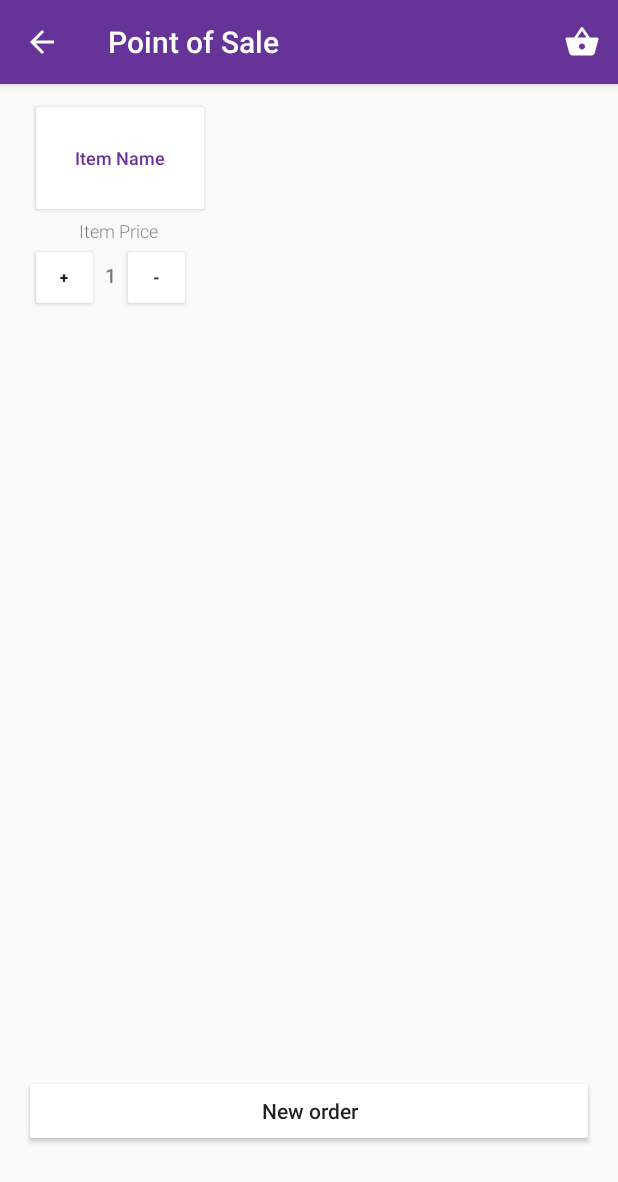
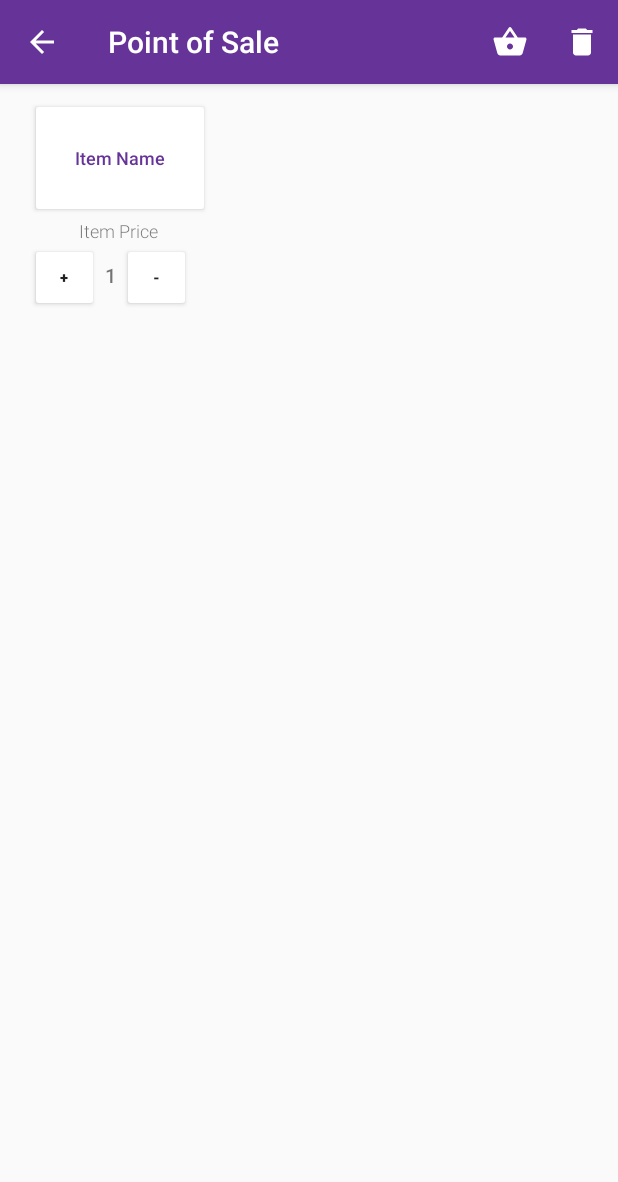
Before and after one commit to littleDiamond/AndroidProjects, an Android app: the PointOfSaleActivity screen opened directly, with no data from a screen before it, after a tap on "New order", on a phone screen of 412 x 824 dp. Shown: the top 1182 px of the screen. Run offline under Robolectric (Android 15) with nearby library versions, the phone set to English and light mode, and no system bars; 4 statements that could not run were skipped.

```diff
--- a/MyReceipts/app/src/main/java/com/examples/myreceipts/HomeActivity.java
+++ b/MyReceipts/app/src/main/java/com/examples/myreceipts/HomeActivity.java
@@ -133,6 +133,7 @@ public class HomeActivity extends AppCompatActivity implements LogoutDialog.Logo
      */
     @Override
     public boolean onOptionsItemSelected(MenuItem item) {
+
         switch(item.getItemId()){
             case R.id.log_out:
                 LogoutDialog dialog = new LogoutDialog();
--- a/MyReceipts/app/src/main/java/com/examples/myreceipts/POSAdapter.java
+++ b/MyReceipts/app/src/main/java/com/examples/myreceipts/POSAdapter.java
@@ -38,8 +38,7 @@ public class POSAdapter extends RecyclerView.Adapter<POSAdapter.POSHolder> {
         shoppingCart = updatedCart;
     }
 
-    public void clearShoppingCart()
-    {
+    public void clearShoppingCart() {
         shoppingCart.clearAllItems();
     }
 
@@ -86,10 +85,12 @@ public class POSAdapter extends RecyclerView.Adapter<POSAdapter.POSHolder> {
             btnItemSelect.setOnClickListener(new View.OnClickListener() {
                 @Override
                 public void onClick(View v) {
+
                     SaleItem currentItem = mData.get(getAdapterPosition());
 
                     // add new item to shopping shoppingCart
                     shoppingCart.addItem(currentItem);
+
                     Toast.makeText(mContext, "Add " + currentItem.getQuantity() + " " +
                             currentItem.getInventoryItem().getItemName(),Toast.LENGTH_SHORT).show();
                     Log.d(TAG, String.format("Add item to shopping list: %s", currentItem));
--- a/MyReceipts/app/src/main/java/com/examples/myreceipts/PointOfSaleActivity.java
+++ b/MyReceipts/app/src/main/java/com/examples/myreceipts/PointOfSaleActivity.java
@@ -11,8 +11,6 @@ import android.util.Log;
 import android.view.Menu;
 import android.view.MenuInflater;
 import android.view.MenuItem;
-import android.view.View;
-import android.widget.Button;
 import android.widget.Toast;
 
 import java.util.ArrayList;
@@ -24,7 +22,6 @@ public class PointOfSaleActivity extends AppCompatActivity {
     private RecyclerView rvPOS;
     private RecyclerView.LayoutManager manager;
     private POSAdapter mPOSAdapter;
-    private Button btnNewOrder;
     private ShoppingCart updatedShoppingCart;
 
     @Override
@@ -46,24 +43,12 @@ public class PointOfSaleActivity extends AppCompatActivity {
         // populate the grid with inventory items
         ArrayList<InventoryItem> inventoryItems = getIntent().getExtras().
                 getParcelableArrayList("InventoryItem");
-        for( InventoryItem item  : inventoryItems ) {
-            saleItems.add( new SaleItem(item, 1));
+        for (InventoryItem item : inventoryItems) {
+            saleItems.add(new SaleItem(item, 1));
         }
         mPOSAdapter = new POSAdapter(this, saleItems);
         rvPOS.setAdapter(mPOSAdapter);
 
-        /**
-         * Tap new order and clear all the order data that has create in case user cancels the order
-         */
-        btnNewOrder = findViewById(R.id.btnNewOrder);
-        btnNewOrder.setOnClickListener(new View.OnClickListener() {
-            @Override
-            public void onClick(View v) {
-                mPOSAdapter.clearShoppingCart();
-                Toast.makeText(getApplicationContext(),
-                        "clear all items",Toast.LENGTH_SHORT ).show();
-            }
-        });
     } // end of onCreate
 
     @Override
@@ -77,17 +62,24 @@ public class PointOfSaleActivity extends AppCompatActivity {
     @Override
     public boolean onOptionsItemSelected(MenuItem item) {
 
-        switch(item.getItemId()) {
+        switch (item.getItemId()) {
 
-            case R.id.cart:
-                Intent cartIntent = new Intent(this, CartActivity.class);
+            case R.id.cart_list:
 
                 // pass the updated shopping cart if we have any
                 // otherwise, pass the current shopping cart in the POS activity
+                Intent cartIntent = new Intent(this, CartActivity.class);
+                cartIntent.putExtra("ShoppingCart", mPOSAdapter.getShoppingCart());
+                startActivityForResult(cartIntent, 1);
+                return true;
 
-                cartIntent.putExtra("ShoppingCart", mPOSAdapter.getShoppingCart() );
-                startActivityForResult(cartIntent,1);
+            case R.id.new_order:
 
+                //Tap new order to clear all the order data that has created
+                // for user wants to cancel the order
+                mPOSAdapter.clearShoppingCart();
+                Toast.makeText(getApplicationContext(),
+                        "clear all items", Toast.LENGTH_SHORT).show();
                 return true;
 
             default:
@@ -100,17 +92,13 @@ public class PointOfSaleActivity extends AppCompatActivity {
         super.onActivityResult(requestCode, resultCode, data);
 
         if (requestCode == 1 && resultCode == RESULT_OK &&
-                data != null && data.getExtras() != null)
-        {
+                data != null && data.getExtras() != null) {
             // update the adapter with updated shopping cart data from CartActivity
             updatedShoppingCart = data.getExtras().getParcelable("ShoppingCart");
             mPOSAdapter.updateShoppingCart(updatedShoppingCart);
+        } else if (resultCode == RESULT_CANCELED) {
+            Toast.makeText(PointOfSaleActivity.this, "Data lost",
+                    Toast.LENGTH_SHORT).show();
         }
-        else if (resultCode == RESULT_CANCELED)
-        {
-            Toast.makeText(PointOfSaleActivity.this,"Data lost",
-                   Toast.LENGTH_SHORT).show();
-        }
-
     }
 }// end
--- a/MyReceipts/app/src/main/res/drawable/ic_delete.xml
+++ b/MyReceipts/app/src/main/res/drawable/ic_delete.xml
@@ -1,5 +1,10 @@
-<vector android:height="24dp" android:tint="#663398"
-    android:viewportHeight="24.0" android:viewportWidth="24.0"
-    android:width="24dp" xmlns:android="http://schemas.android.com/apk/res/android">
-    <path android:fillColor="#FF000000" android:pathData="M6,19c0,1.1 0.9,2 2,2h8c1.1,0 2,-0.9 2,-2V7H6v12zM19,4h-3.5l-1,-1h-5l-1,1H5v2h14V4z"/>
+<vector xmlns:android="http://schemas.android.com/apk/res/android"
+    android:width="24dp"
+    android:height="24dp"
+    android:tint="@color/white"
+    android:viewportWidth="24.0"
+    android:viewportHeight="24.0">
+    <path
+        android:fillColor="#FF000000"
+        android:pathData="M6,19c0,1.1 0.9,2 2,2h8c1.1,0 2,-0.9 2,-2V7H6v12zM19,4h-3.5l-1,-1h-5l-1,1H5v2h14V4z" />
 </vector>
--- a/MyReceipts/app/src/main/res/layout/activity_pos.xml
+++ b/MyReceipts/app/src/main/res/layout/activity_pos.xml
@@ -15,29 +15,9 @@
     <android.support.v7.widget.RecyclerView
         android:id="@+id/rvPOS"
         android:layout_width="match_parent"
-        android:layout_height="650dp"
-        android:layout_above="@id/rvButton"
+        android:layout_height="match_parent"
         android:layout_marginStart="16dp"
         android:layout_marginTop="5dp"
         android:layout_marginEnd="16dp"/>
 
-    <LinearLayout
-        android:id="@+id/rvButton"
-        android:layout_width="match_parent"
-        android:layout_height="wrap_content"
-        android:layout_alignParentBottom="true"
-        android:layout_marginStart="16dp"
-        android:layout_marginTop="5dp"
-        android:layout_marginEnd="16dp">
-
-        <Button
-            android:id="@+id/btnNewOrder"
-            android:layout_width="match_parent"
-            android:layout_height="wrap_content"
-            android:layout_weight="1"
-            android:fontFamily="sans-serif-medium"
-            android:text="New order"
-            android:textAllCaps="false" />
-
-    </LinearLayout>
 </LinearLayout>
--- a/MyReceipts/app/src/main/res/menu/pos_cart_menu.xml
+++ b/MyReceipts/app/src/main/res/menu/pos_cart_menu.xml
@@ -2,10 +2,16 @@
 <menu xmlns:android="http://schemas.android.com/apk/res/android"
     xmlns:app="http://schemas.android.com/apk/res-auto">
 
-    <item
-        android:id="@+id/cart"
-        android:icon="@drawable/ic_shopping_basket"
-        android:title="Cart"
-        app:showAsAction="ifRoom" />
+        <item
+            android:id="@+id/cart_list"
+            android:title="Cart"
+            android:icon="@drawable/ic_shopping_basket"
+            app:showAsAction="ifRoom" />
+
+        <item
+            android:id="@+id/new_order"
+            android:title="New order"
+            android:icon="@drawable/ic_delete"
+            app:showAsAction="ifRoom" />
 
 </menu>
```
Also changed, not shown: MyReceipts/app/src/main/java/com/examples/myreceipts/CartActivity.java (+4 -7 lines), MyReceipts/app/src/main/java/com/examples/myreceipts/CartAdapter.java (+20 -22 lines), MyReceipts/app/src/main/java/com/examples/myreceipts/InventoryListActivity.java (+29 -23 lines), MyReceipts/app/src/main/java/com/examples/myreceipts/SaleItem.java (+16 -1 lines), MyReceipts/app/src/main/java/com/examples/myreceipts/ShoppingCart.java (+19 -8 lines), MyReceipts/app/src/main/res/layout/activity_cart.xml (+14 -15 lines).
